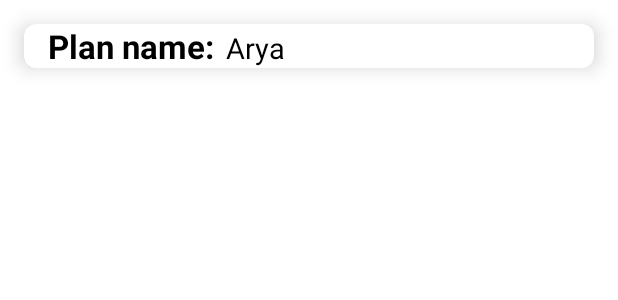
After one commit to AlexSalvador123/CM_Project, an Android app: the layout item_session.xml on its own in the app's theme, with its tools: preview values and no code run, on a phone screen of 412 x 824 dp. The commit adds this screen. Shown: the top 300 px of the screen. Run offline under Robolectric (Android 15) with nearby library versions, the phone set to English and light mode, and no system bars.

```diff
--- /dev/null
+++ b/TrackMySport/app/src/main/res/layout/item_session.xml
@@ -0,0 +1,47 @@
+<?xml version="1.0" encoding="utf-8"?>
+<androidx.cardview.widget.CardView xmlns:android="http://schemas.android.com/apk/res/android"
+    android:layout_width="match_parent"
+    android:layout_height="wrap_content"
+    xmlns:app="http://schemas.android.com/apk/res-auto"
+    app:cardElevation="8dp"
+    app:cardCornerRadius="8dp"
+    android:layout_margin="16dp"
+    android:clickable="true">
+    <LinearLayout
+        android:layout_width="wrap_content"
+        android:layout_height="wrap_content"
+        android:layout_marginLeft="16dp"
+        android:orientation="vertical">
+
+        <LinearLayout
+            android:layout_width="wrap_content"
+            android:layout_height="wrap_content"
+            android:layout_gravity="center_vertical"
+            android:orientation="horizontal">
+
+            <TextView
+                android:layout_width="wrap_content"
+                android:layout_height="wrap_content"
+                android:text="Plan name:"
+                android:textColor="@color/black"
+                android:textSize="22sp"
+                android:textStyle="bold"/>
+
+            <TextView
+                android:id="@+id/plan_name"
+                android:layout_width="wrap_content"
+                android:layout_height="wrap_content"
+                android:layout_marginLeft="8dp"
+                android:text="Arya"
+                android:textColor="@color/black"
+                android:textSize="19sp" />
+
+        </LinearLayout>
+
+
+
+
+
+    </LinearLayout>
+
+</androidx.cardview.widget.CardView>
```
Also changed, not shown: TrackMySport/app/src/main/java/com/example/trackmysport/ManageTrainingSessionsFragment.java (+45 -45 lines), TrackMySport/app/src/main/java/com/example/trackmysport/SessionAdapter.java (added, +57 -0 lines), TrackMySport/app/src/main/java/com/example/trackmysport/SessionData.java (added, +10 -0 lines), TrackMySport/app/src/main/java/com/example/trackmysport/TrainingSession.java (+50 -0 lines), TrackMySport/app/src/main/res/layout/fragment_manage_training_sessions.xml (+10 -0 lines).
